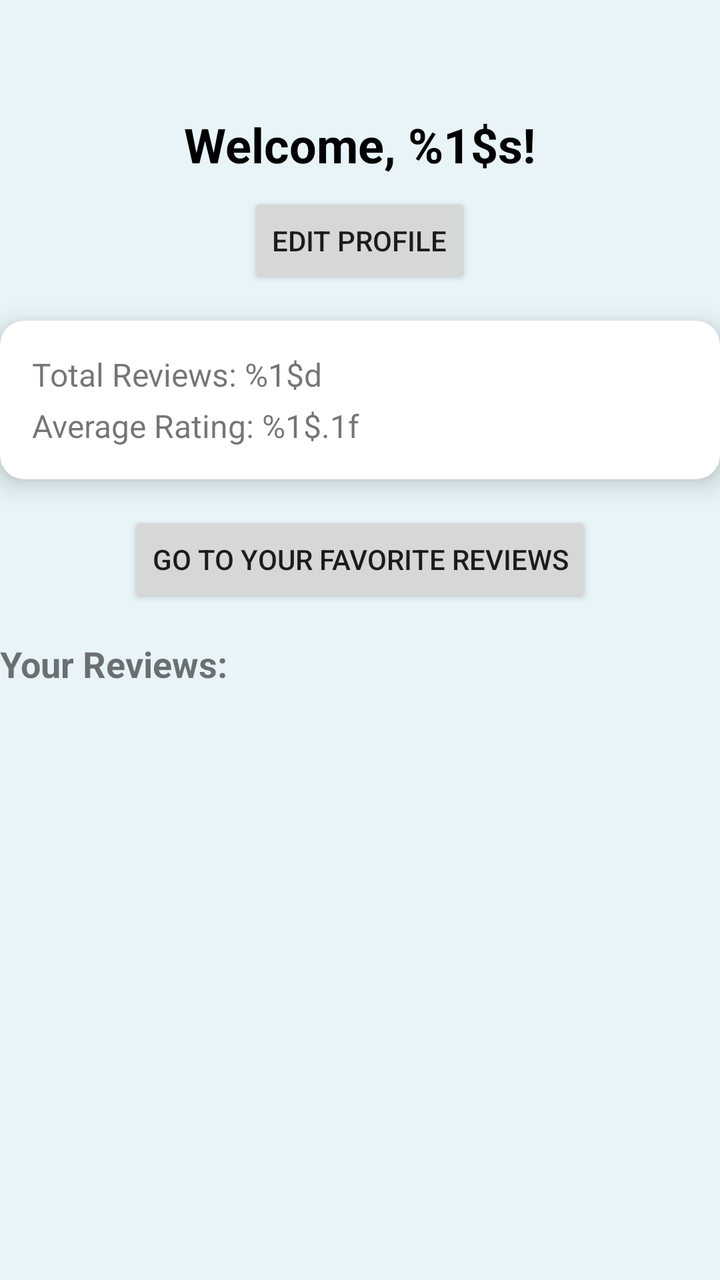
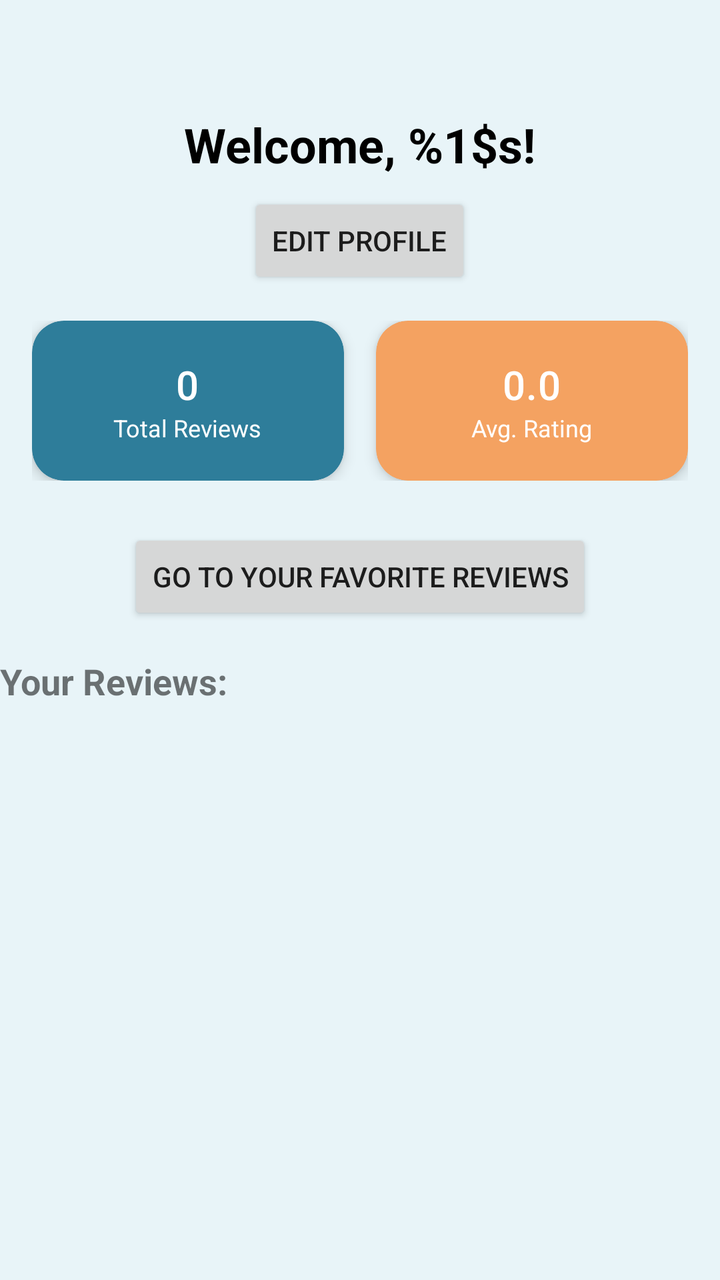

Compare the two renders of this Android layout. The source of the first and the diff that turns it into the second are given below.
<!-- AndroidManifest.xml: application theme Theme.BookClub -->
<!-- res/layout/fragment_user_profile.xml -->
<?xml version="1.0" encoding="utf-8"?>
<FrameLayout
    xmlns:android="http://schemas.android.com/apk/res/android"
    xmlns:app="http://schemas.android.com/apk/res-auto"
    android:layout_width="match_parent"
    android:layout_height="match_parent"
    android:layout_gravity="center"
    android:background="@color/pastel_mint">

    <LinearLayout
        android:id="@+id/headerLayout"
        android:layout_width="match_parent"
        android:layout_height="wrap_content"
        android:orientation="vertical"
        android:gravity="center_horizontal">

        <TextView
            android:id="@+id/welcomeText"
            android:layout_width="wrap_content"
            android:layout_height="wrap_content"
            android:layout_marginTop="?attr/actionBarSize"
            android:layout_marginBottom="8dp"
            android:text="@string/welcome_user"
            android:textSize="24sp"
            android:textStyle="bold"
            android:textColor="@android:color/black" />

        <Button
            android:id="@+id/buttonEditProfile"
            android:layout_width="wrap_content"
            android:layout_height="wrap_content"
            android:text="@string/edit_profile"
            android:layout_marginBottom="16dp" />

        <androidx.cardview.widget.CardView
            android:layout_width="match_parent"
            android:layout_height="wrap_content"
            android:layout_marginBottom="16dp"
            app:cardElevation="8dp"
            app:cardCornerRadius="12dp"
            android:backgroundTint="@android:color/white">

            <LinearLayout
                android:layout_width="match_parent"
                android:layout_height="wrap_content"
                android:orientation="vertical"
                android:padding="16dp">

                <TextView
                    android:id="@+id/textTotalReviews"
                    android:layout_width="match_parent"
                    android:layout_height="wrap_content"
                    android:text="@string/total_reviews"
                    android:textSize="16sp" />

                <TextView
                    android:id="@+id/textAverageRating"
                    android:layout_width="match_parent"
                    android:layout_height="wrap_content"
                    android:layout_marginTop="4dp"
                    android:text="@string/average_rating_user"
                    android:textSize="16sp" />
            </LinearLayout>
        </androidx.cardview.widget.CardView>
        <Button
            android:id="@+id/toFavorites"
            android:layout_width="wrap_content"
            android:layout_height="wrap_content"
            android:layout_marginBottom="16dp"
            android:text="@string/go_to_your_favorite_reviews" />

        <TextView
            android:layout_width="match_parent"
            android:layout_height="wrap_content"
            android:layout_marginBottom="8dp"
            android:text="@string/your_reviews"
            android:textSize="18sp"
            android:textStyle="bold" />

        <androidx.recyclerview.widget.RecyclerView
            android:id="@+id/recyclerView"
            android:layout_width="wrap_content"
            android:layout_height="match_parent"
            android:layout_gravity="center"
            android:paddingBottom="16dp"
            android:clipToPadding="false" />
    </LinearLayout>
</FrameLayout>
<!-- resources referenced by this layout -->
<resources>
  <color name="pastel_mint">#E8F4F8</color>
  <string name="average_rating_user">Average Rating: %1$.1f</string>
  <string name="edit_profile">Edit Profile</string>
  <string name="go_to_your_favorite_reviews">go to your favorite reviews</string>
  <string name="total_reviews">Total Reviews: %1$d</string>
  <string name="welcome_user">Welcome, %1$s!</string>
  <string name="your_reviews">Your Reviews:</string>
  <color name="primary_color">#2E7D9A</color>
  <color name="primary_variant">#1E5F75</color>
  <color name="text_on_primary">#FFFFFF</color>
  <color name="secondary_color">#F4A261</color>
  <color name="secondary_variant">#E76F51</color>
  <color name="error_color">#F44336</color>
  <color name="surface_color">#FFFFFF</color>
  <color name="text_primary">#1A1A1A</color>
  <color name="background_primary">#FAFAFA</color>
  <style name="TextAppearance.BookClub.Headline1" parent="TextAppearance.MaterialComponents.Headline1">
          <item name="fontFamily">@font/roboto_bold</item>
          <item name="android:textColor">@color/text_primary</item>
          <item name="android:textSize">96sp</item>
      </style>
  <style name="TextAppearance.BookClub.Headline2" parent="TextAppearance.MaterialComponents.Headline2">
          <item name="fontFamily">@font/roboto_bold</item>
          <item name="android:textColor">@color/text_primary</item>
          <item name="android:textSize">60sp</item>
      </style>
  <style name="TextAppearance.BookClub.Headline3" parent="TextAppearance.MaterialComponents.Headline3">
          <item name="fontFamily">@font/roboto_bold</item>
          <item name="android:textColor">@color/text_primary</item>
          <item name="android:textSize">48sp</item>
      </style>
  <style name="TextAppearance.BookClub.Headline4" parent="TextAppearance.MaterialComponents.Headline4">
          <item name="fontFamily">@font/roboto_bold</item>
          <item name="android:textColor">@color/text_primary</item>
          <item name="android:textSize">34sp</item>
      </style>
  <style name="TextAppearance.BookClub.Headline5" parent="TextAppearance.MaterialComponents.Headline5">
          <item name="fontFamily">@font/roboto_bold</item>
          <item name="android:textColor">@color/text_primary</item>
          <item name="android:textSize">24sp</item>
      </style>
  <style name="TextAppearance.BookClub.Headline6" parent="TextAppearance.MaterialComponents.Headline6">
          <item name="fontFamily">@font/roboto_bold</item>
          <item name="android:textColor">@color/text_primary</item>
          <item name="android:textSize">20sp</item>
      </style>
  <style name="TextAppearance.BookClub.Body1" parent="TextAppearance.MaterialComponents.Body1">
          <item name="fontFamily">@font/roboto_regular</item>
          <item name="android:textColor">@color/text_primary</item>
          <item name="android:textSize">16sp</item>
      </style>
  <style name="TextAppearance.BookClub.Body2" parent="TextAppearance.MaterialComponents.Body2">
          <item name="fontFamily">@font/roboto_regular</item>
          <item name="android:textColor">@color/text_secondary</item>
          <item name="android:textSize">14sp</item>
      </style>
  <style name="ShapeAppearance.BookClub.SmallComponent" parent="ShapeAppearance.MaterialComponents.SmallComponent">
          <item name="cornerFamily">rounded</item>
          <item name="cornerSize">8dp</item>
      </style>
  <style name="ShapeAppearance.BookClub.MediumComponent" parent="ShapeAppearance.MaterialComponents.MediumComponent">
          <item name="cornerFamily">rounded</item>
          <item name="cornerSize">12dp</item>
      </style>
  <style name="ShapeAppearance.BookClub.LargeComponent" parent="ShapeAppearance.MaterialComponents.LargeComponent">
          <item name="cornerFamily">rounded</item>
          <item name="cornerSize">16dp</item>
      </style>
  <color name="text_secondary">#666666</color>
  <!-- unchanged entries left out for length: 1 -->
</resources>

<!-- the commit's change to res/layout/fragment_user_profile.xml (unified diff, before → after) -->
@@ -32,36 +32,83 @@
             android:text="@string/edit_profile"
             android:layout_marginBottom="16dp" />
 
-        <androidx.cardview.widget.CardView
+        
+        <LinearLayout
             android:layout_width="match_parent"
             android:layout_height="wrap_content"
-            android:layout_marginBottom="16dp"
-            app:cardElevation="8dp"
-            app:cardCornerRadius="12dp"
-            android:backgroundTint="@android:color/white">
+            android:layout_marginBottom="24dp"
+            android:orientation="horizontal"
+            android:paddingHorizontal="16dp">
 
-            <LinearLayout
-                android:layout_width="match_parent"
-                android:layout_height="wrap_content"
-                android:orientation="vertical"
-                android:padding="16dp">
+            
+            <com.google.android.material.card.MaterialCardView
+                android:layout_width="0dp"
+                android:layout_height="80dp"
+                android:layout_marginEnd="8dp"
+                android:layout_weight="1"
+                app:cardBackgroundColor="@color/primary_color"
+                app:cardCornerRadius="16dp"
+                app:cardElevation="4dp">
 
-                <TextView
-                    android:id="@+id/textTotalReviews"
+                <LinearLayout
                     android:layout_width="match_parent"
-                    android:layout_height="wrap_content"
-                    android:text="@string/total_reviews"
-                    android:textSize="16sp" />
+                    android:layout_height="match_parent"
+                    android:gravity="center"
+                    android:orientation="vertical"
+                    android:padding="12dp">
 
-                <TextView
-                    android:id="@+id/textAverageRating"
+                    <TextView
+                        android:id="@+id/totalBooksCount"
+                        style="@style/TextAppearance.MaterialComponents.Headline6"
+                        android:layout_width="wrap_content"
+                        android:layout_height="wrap_content"
+                        android:text="0"
+                        android:textColor="@color/text_on_primary" />
+
+                    <TextView
+                        android:layout_width="wrap_content"
+                        android:layout_height="wrap_content"
+                        android:text="Total Reviews"
+                        android:textColor="@color/text_on_primary"
+                        android:textSize="12sp" />
+                </LinearLayout>
+            </com.google.android.material.card.MaterialCardView>
+
+            
+            <com.google.android.material.card.MaterialCardView
+                android:layout_width="0dp"
+                android:layout_height="80dp"
+                android:layout_weight="1"
+                android:layout_marginStart="8dp"
+                app:cardCornerRadius="16dp"
+                app:cardElevation="4dp"
+                app:cardBackgroundColor="@color/secondary_color">
+
+                <LinearLayout
                     android:layout_width="match_parent"
-                    android:layout_height="wrap_content"
-                    android:layout_marginTop="4dp"
-                    android:text="@string/average_rating_user"
-                    android:textSize="16sp" />
-            </LinearLayout>
-        </androidx.cardview.widget.CardView>
+                    android:layout_height="match_parent"
+                    android:orientation="vertical"
+                    android:gravity="center"
+                    android:padding="12dp">
+
+                    <TextView
+                        android:id="@+id/averageRatingText"
+                        android:layout_width="wrap_content"
+                        android:layout_height="wrap_content"
+                        android:text="0.0"
+                        style="@style/TextAppearance.MaterialComponents.Headline6"
+                        android:textColor="@color/text_on_primary" />
+
+                    <TextView
+                        android:layout_width="wrap_content"
+                        android:layout_height="wrap_content"
+                        android:text="Avg. Rating"
+                        android:textColor="@color/text_on_primary"
+                        android:textSize="12sp" />
+                </LinearLayout>
+            </com.google.android.material.card.MaterialCardView>
+        </LinearLayout>
+
         <Button
             android:id="@+id/toFavorites"
             android:layout_width="wrap_content"
<!-- resource entries referenced after the edit -->
@@ -1,10 +1,8 @@
 <!-- resources referenced by this layout -->
 <resources>
   <color name="pastel_mint">#E8F4F8</color>
-  <string name="average_rating_user">Average Rating: %1$.1f</string>
   <string name="edit_profile">Edit Profile</string>
   <string name="go_to_your_favorite_reviews">go to your favorite reviews</string>
-  <string name="total_reviews">Total Reviews: %1$d</string>
   <string name="welcome_user">Welcome, %1$s!</string>
   <string name="your_reviews">Your Reviews:</string>
   <color name="primary_color">#2E7D9A</color>
